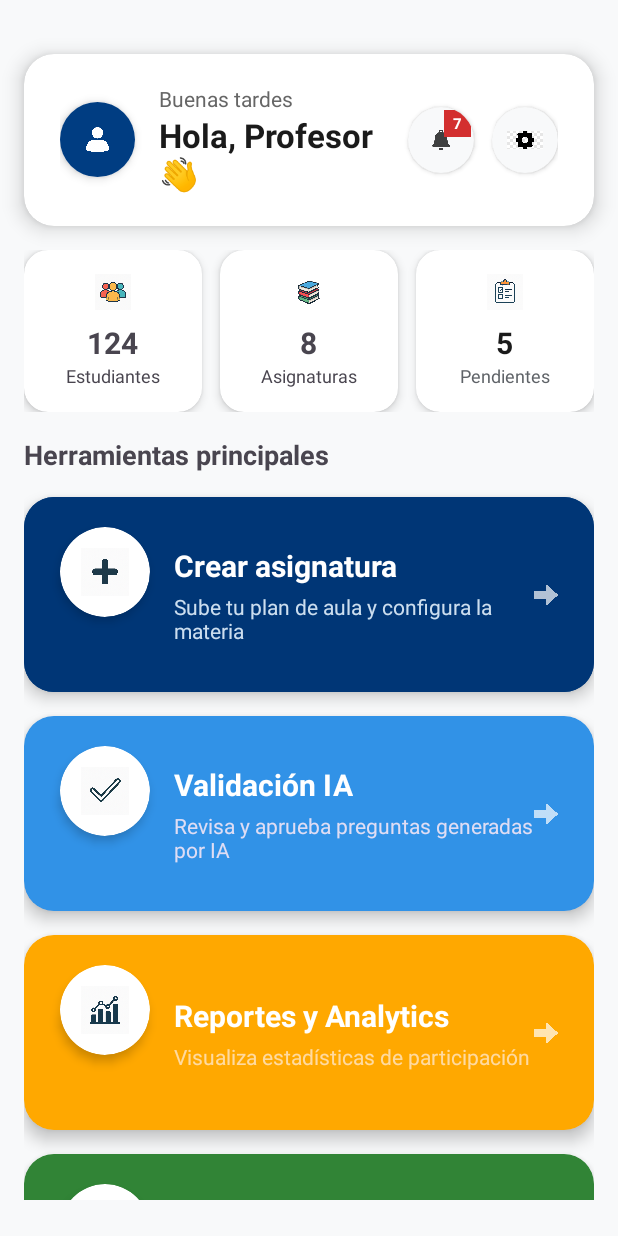
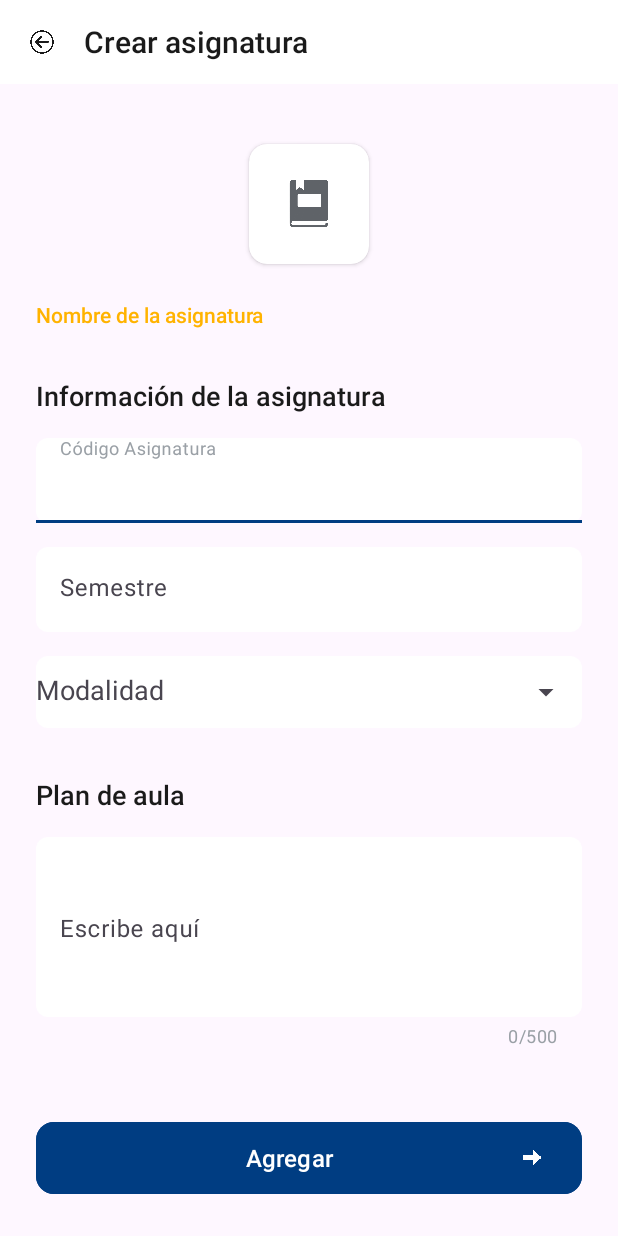
Before and after one commit to Stivenwww/DesarrolloMovil-EduRacha, an Android app: the PanelDocenteActivity screen opened directly, with no data from a screen before it, after a tap on "Crear asignatura", on a phone screen of 412 x 824 dp. Run offline under Robolectric (Android 15) with nearby library versions, the phone set to English and light mode, and no system bars.

Commit message:
crear asignatura view

```diff
--- a/app/src/main/AndroidManifest.xml
+++ b/app/src/main/AndroidManifest.xml
@@ -11,6 +11,9 @@
         android:roundIcon="@mipmap/ic_launcher_round"
         android:supportsRtl="true"
         android:theme="@style/Theme.DesarrolloMovil">
+        <activity
+            android:name=".CrearAsignatura"
+            android:exported="false" />
         <activity
             android:name=".PanelDocenteActivity"
             android:exported="false" />
--- /dev/null
+++ b/app/src/main/java/com/stiven/desarrollomovil/CrearAsignatura.kt
@@ -0,0 +1,38 @@
+package com.stiven.desarrollomovil
+
+import android.content.Intent
+import android.os.Bundle
+import androidx.activity.enableEdgeToEdge
+import androidx.appcompat.app.AppCompatActivity
+import androidx.core.view.ViewCompat
+import androidx.core.view.WindowInsetsCompat
+import com.stiven.desarrollomovil.databinding.ActivityCrearAsignaturaBinding
+import com.stiven.desarrollomovil.databinding.ActivityPanelDocenteBinding
+
+class CrearAsignatura : AppCompatActivity() {
+
+
+    private lateinit var binding : ActivityCrearAsignaturaBinding
+
+    override fun onCreate(savedInstanceState: Bundle?) {
+        super.onCreate(savedInstanceState)
+        enableEdgeToEdge()
+        setContentView(R.layout.activity_crear_asignatura)
+
+        binding = ActivityCrearAsignaturaBinding.inflate(layoutInflater)
+        setContentView(binding.root)
+
+
+        binding.btnBack.setOnClickListener {
+
+            val intent = Intent(this, PanelDocenteActivity::class.java)
+            startActivity(intent)
+        }
+
+        //Aqui ya se pueden referenciar los componentes mediante binding
+
+
+
+
+    }
+}
--- a/app/src/main/java/com/stiven/desarrollomovil/PanelDocenteActivity.kt
+++ b/app/src/main/java/com/stiven/desarrollomovil/PanelDocenteActivity.kt
@@ -1,5 +1,6 @@
 package com.stiven.desarrollomovil
 
+import android.content.Intent
 import android.os.Bundle
 import androidx.activity.enableEdgeToEdge
 import androidx.appcompat.app.AppCompatActivity
@@ -35,7 +36,8 @@ class PanelDocenteActivity : AppCompatActivity() {
 
         // Eventos en las cards
         binding.cardCrearAsignatura.setOnClickListener {
-            // TODO: abrir actividad o mostrar un toast
+            val intent = Intent(this, CrearAsignatura::class.java)
+            startActivity(intent)
         }
 
         binding.cardValidacionIa.setOnClickListener {
--- /dev/null
+++ b/app/src/main/res/layout/activity_crear_asignatura.xml
@@ -0,0 +1,278 @@
+<?xml version="1.0" encoding="utf-8"?>
+<androidx.constraintlayout.widget.ConstraintLayout xmlns:android="http://schemas.android.com/apk/res/android"
+    xmlns:app="http://schemas.android.com/apk/res-auto"
+    xmlns:tools="http://schemas.android.com/tools"
+    android:id="@+id/main"
+    android:layout_width="match_parent"
+    android:layout_height="match_parent"
+    tools:context=".CrearAsignatura">
+
+        <!-- Toolbar con botón de regreso -->
+        <LinearLayout
+            android:id="@+id/toolbar"
+            android:layout_width="0dp"
+            android:layout_height="56dp"
+            android:orientation="horizontal"
+            android:gravity="center_vertical"
+            android:paddingStart="16dp"
+            android:paddingEnd="16dp"
+            android:background="@color/surface"
+            app:layout_constraintTop_toTopOf="parent"
+            app:layout_constraintStart_toStartOf="parent"
+            app:layout_constraintEnd_toEndOf="parent">
+
+            <ImageView
+                android:id="@+id/btnBack"
+                android:layout_width="24dp"
+                android:layout_height="24dp"
+                android:src="@drawable/ic_arrow_back"
+                android:contentDescription="Regresar"
+                app:tint="@color/text_primary" />
+
+            <TextView
+                android:layout_width="wrap_content"
+                android:layout_height="wrap_content"
+                android:layout_marginStart="16dp"
+                android:text="Crear asignatura"
+                android:textSize="20sp"
+                android:textColor="@color/text_primary"
+                android:fontFamily="sans-serif-medium" />
+
+        </LinearLayout>
+
+        <!-- Ícono de imagen -->
+        <androidx.cardview.widget.CardView
+            android:id="@+id/cardImageIcon"
+            android:layout_width="80dp"
+            android:layout_height="80dp"
+            android:layout_marginTop="40dp"
+            app:cardCornerRadius="12dp"
+            app:cardElevation="2dp"
+            app:cardBackgroundColor="@color/surface"
+            app:layout_constraintTop_toBottomOf="@id/toolbar"
+            app:layout_constraintStart_toStartOf="parent"
+            app:layout_constraintEnd_toEndOf="parent">
+
+            <ImageView
+                android:id="@+id/imgSubjectIcon"
+                android:layout_width="40dp"
+                android:layout_height="40dp"
+                android:layout_gravity="center"
+                android:src="@drawable/ic_image_placeholder"
+                android:scaleType="centerInside"
+                app:tint="@color/text_secondary" />
+
+        </androidx.cardview.widget.CardView>
+
+        <!-- Label "Nombre de la asignatura" -->
+        <TextView
+            android:id="@+id/lblNombreAsignatura"
+            android:layout_width="wrap_content"
+            android:layout_height="wrap_content"
+            android:layout_marginTop="24dp"
+            android:layout_marginStart="24dp"
+            android:text="Nombre de la asignatura"
+            android:textSize="14sp"
+            android:textColor="@color/secondary"
+            android:fontFamily="sans-serif-medium"
+            app:layout_constraintTop_toBottomOf="@id/cardImageIcon"
+            app:layout_constraintStart_toStartOf="parent" />
+
+        <!-- Sección: Información de la asignatura -->
+        <TextView
+            android:id="@+id/lblInfoAsignatura"
+            android:layout_width="wrap_content"
+            android:layout_height="wrap_content"
+            android:layout_marginTop="32dp"
+            android:layout_marginStart="24dp"
+            android:text="Información de la asignatura"
+            android:textSize="18sp"
+            android:textColor="@color/text_primary"
+            android:fontFamily="sans-serif-medium"
+            app:layout_constraintTop_toBottomOf="@id/lblNombreAsignatura"
+            app:layout_constraintStart_toStartOf="parent" />
+
+        <!-- Campo: Código Asignatura -->
+        <com.google.android.material.textfield.TextInputLayout
+            android:id="@+id/tilCodigoAsignatura"
+            android:layout_width="0dp"
+            android:layout_height="wrap_content"
+            android:layout_marginTop="16dp"
+            android:layout_marginStart="24dp"
+            android:layout_marginEnd="24dp"
+            android:hint="Código Asignatura"
+            app:boxBackgroundMode="filled"
+            app:boxBackgroundColor="@color/surface"
+            app:boxCornerRadiusTopStart="8dp"
+            app:boxCornerRadiusTopEnd="8dp"
+            app:boxCornerRadiusBottomStart="8dp"
+            app:boxCornerRadiusBottomEnd="8dp"
+            app:boxStrokeWidth="0dp"
+            app:boxStrokeWidthFocused="2dp"
+            app:boxStrokeColor="@color/primary"
+            app:hintTextColor="@color/text_hint"
+            app:layout_constraintTop_toBottomOf="@id/lblInfoAsignatura"
+            app:layout_constraintStart_toStartOf="parent"
+            app:layout_constraintEnd_toEndOf="parent">
+
+            <com.google.android.material.textfield.TextInputEditText
+                android:id="@+id/edtCodigoAsignatura"
+                android:layout_width="match_parent"
+                android:layout_height="wrap_content"
+                android:textColor="@color/text_primary"
+                android:textColorHint="@color/text_hint"
+                android:inputType="text"
+                android:maxLines="1" />
+
+        </com.google.android.material.textfield.TextInputLayout>
+
+        <!-- Campo: Semestre -->
+        <com.google.android.material.textfield.TextInputLayout
+            android:id="@+id/tilSemestre"
+            android:layout_width="0dp"
+            android:layout_height="wrap_content"
+            android:layout_marginTop="16dp"
+            android:layout_marginStart="24dp"
+            android:layout_marginEnd="24dp"
+            android:hint="Semestre"
+            app:boxBackgroundMode="filled"
+            app:boxBackgroundColor="@color/surface"
+            app:boxCornerRadiusTopStart="8dp"
+            app:boxCornerRadiusTopEnd="8dp"
+            app:boxCornerRadiusBottomStart="8dp"
+            app:boxCornerRadiusBottomEnd="8dp"
+            app:boxStrokeWidth="0dp"
+            app:boxStrokeWidthFocused="2dp"
+            app:boxStrokeColor="@color/primary"
+            app:hintTextColor="@color/text_hint"
+            app:layout_constraintTop_toBottomOf="@id/tilCodigoAsignatura"
+            app:layout_constraintStart_toStartOf="parent"
+            app:layout_constraintEnd_toEndOf="parent">
+
+            <com.google.android.material.textfield.TextInputEditText
+                android:id="@+id/edtSemestre"
+                android:layout_width="match_parent"
+                android:layout_height="wrap_content"
+                android:textColor="@color/text_primary"
+                android:textColorHint="@color/text_hint"
+                android:inputType="number"
+                android:maxLines="1" />
+
+        </com.google.android.material.textfield.TextInputLayout>
+
+        <!-- Campo: Modalidad -->
+        <com.google.android.material.textfield.TextInputLayout
+            android:id="@+id/tilModalidad"
+            android:layout_width="0dp"
+            android:layout_height="wrap_content"
+            android:layout_marginTop="16dp"
+            android:layout_marginStart="24dp"
+            android:layout_marginEnd="24dp"
+            android:hint="Modalidad"
+            app:boxBackgroundMode="filled"
+            app:boxBackgroundColor="@color/surface"
+            app:boxCornerRadiusTopStart="8dp"
+            app:boxCornerRadiusTopEnd="8dp"
+            app:boxCornerRadiusBottomStart="8dp"
+            app:boxCornerRadiusBottomEnd="8dp"
+            app:boxStrokeWidth="0dp"
+            app:boxStrokeWidthFocused="2dp"
+            app:boxStrokeColor="@color/primary"
+            app:hintTextColor="@color/text_hint"
+            app:endIconMode="dropdown_menu"
+            app:layout_constraintTop_toBottomOf="@id/tilSemestre"
+            app:layout_constraintStart_toStartOf="parent"
+            app:layout_constraintEnd_toEndOf="parent">
+
+            <AutoCompleteTextView
+                android:id="@+id/actvModalidad"
+                android:layout_width="match_parent"
+                android:layout_height="wrap_content"
+                android:textColor="@color/text_primary"
+                android:textColorHint="@color/text_hint"
+                android:inputType="none"
+                android:focusable="false"
+                android:maxLines="1" />
+
+        </com.google.android.material.textfield.TextInputLayout>
+
+        <!-- Sección: Plan de aula -->
+        <TextView
+            android:id="@+id/lblPlanAula"
+            android:layout_width="wrap_content"
+            android:layout_height="wrap_content"
+            android:layout_marginTop="32dp"
+            android:layout_marginStart="24dp"
+            android:text="Plan de aula"
+            android:textSize="18sp"
+            android:textColor="@color/text_primary"
+            android:fontFamily="sans-serif-medium"
+            app:layout_constraintTop_toBottomOf="@id/tilModalidad"
+            app:layout_constraintStart_toStartOf="parent" />
+
+        <!-- Campo: Plan de aula (textarea) -->
+        <com.google.android.material.textfield.TextInputLayout
+            android:id="@+id/tilPlanAula"
+            android:layout_width="0dp"
+            android:layout_height="wrap_content"
+            android:layout_marginTop="16dp"
+            android:layout_marginStart="24dp"
+            android:layout_marginEnd="24dp"
+            android:hint="Escribe aquí"
+            app:boxBackgroundMode="filled"
+            app:boxBackgroundColor="@color/surface"
+            app:boxCornerRadiusTopStart="8dp"
+            app:boxCornerRadiusTopEnd="8dp"
+            app:boxCornerRadiusBottomStart="8dp"
+            app:boxCornerRadiusBottomEnd="8dp"
+            app:boxStrokeWidth="0dp"
+            app:boxStrokeWidthFocused="2dp"
+            app:boxStrokeColor="@color/primary"
+            app:hintTextColor="@color/text_hint"
+            app:counterEnabled="true"
+            app:counterMaxLength="500"
+            app:counterTextColor="@color/text_hint"
+            app:layout_constraintTop_toBottomOf="@id/lblPlanAula"
+            app:layout_constraintStart_toStartOf="parent"
+            app:layout_constraintEnd_toEndOf="parent">
+
+            <com.google.android.material.textfield.TextInputEditText
+                android:id="@+id/etPlanAula"
+                android:layout_width="match_parent"
+                android:layout_height="120dp"
+                android:textColor="@color/text_primary"
+                android:textColorHint="@color/text_hint"
+                android:inputType="textMultiLine"
+                android:maxLength="500"
+                android:gravity="top|start"
+                android:scrollbars="vertical" />
+
+        </com.google.android.material.textfield.TextInputLayout>
+
+        <!-- Botón Agregar -->
+        <com.google.android.material.button.MaterialButton
+            android:id="@+id/btnAgregar"
+            android:layout_width="0dp"
+            android:layout_height="56dp"
+            android:layout_marginTop="32dp"
+            android:layout_marginStart="24dp"
+            android:layout_marginEnd="24dp"
+            android:layout_marginBottom="24dp"
+            android:text="Agregar"
+            android:textColor="@color/on_primary"
+            android:textSize="16sp"
+            android:fontFamily="sans-serif-medium"
+            android:backgroundTint="@color/primary"
+            app:cornerRadius="12dp"
+            app:elevation="4dp"
+            app:icon="@drawable/ic_arrow_forward"
+            app:iconGravity="end"
+            app:iconTint="@color/on_primary"
+            app:rippleColor="@color/ripple_light"
+            app:layout_constraintTop_toBottomOf="@id/tilPlanAula"
+            app:layout_constraintStart_toStartOf="parent"
+            app:layout_constraintEnd_toEndOf="parent"
+            app:layout_constraintBottom_toBottomOf="parent"
+            app:layout_constraintVertical_bias="1.0" />
+
+</androidx.constraintlayout.widget.ConstraintLayout>
```
Also changed, not shown: app/src/main/res/drawable/ic_arrow_back.png (added), app/src/main/res/drawable/ic_image_placeholder.png (added).
